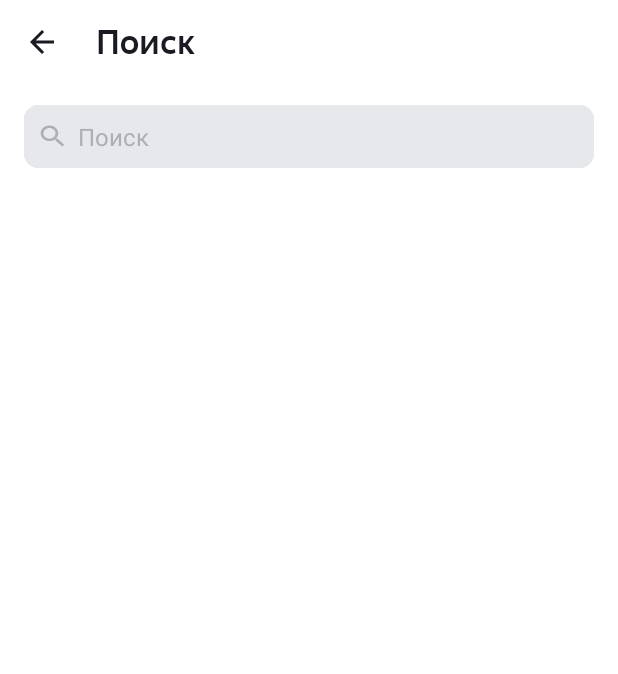
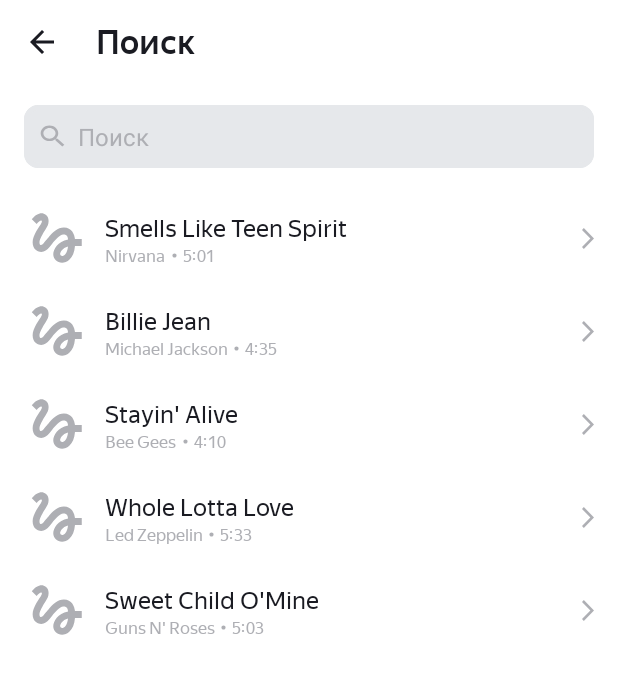
Before and after one commit to Ahilesov/PlaylistMaker, an Android app: the SearchActivity screen opened directly, with no data from a screen before it, on a phone screen of 412 x 824 dp. Shown: the top 674 px of the screen. Run offline under Robolectric (Android 15) with nearby library versions, the phone set to English and light mode, and no system bars; pictures from the network do not load; Roboto replaces fonts that are not available here.

Commit message:
Init Commit 1.1 9-sprint

```diff
--- a/app/build.gradle
+++ b/app/build.gradle
@@ -41,4 +41,7 @@ dependencies {
     testImplementation 'junit:junit:4.13.2'
     androidTestImplementation 'androidx.test.ext:junit:1.1.3'
     androidTestImplementation 'androidx.test.espresso:espresso-core:3.4.0'
+    implementation 'com.google.android.material:material:1.6.1'
+    implementation 'com.github.bumptech.glide:glide:4.14.2'
+    annotationProcessor 'com.github.bumptech.glide:compiler:4.14.2'
 }
--- a/app/src/main/AndroidManifest.xml
+++ b/app/src/main/AndroidManifest.xml
@@ -2,7 +2,7 @@
 <manifest xmlns:android="http://schemas.android.com/apk/res/android"
     xmlns:tools="http://schemas.android.com/tools">
 
-
+    <uses-permission android:name="android.permission.INTERNET" />
 
     <application
         android:allowBackup="true"
--- a/app/src/main/java/com/practicum/playlistmaker/SearchActivity.kt
+++ b/app/src/main/java/com/practicum/playlistmaker/SearchActivity.kt
@@ -9,6 +9,7 @@ import android.view.View
 import android.widget.EditText
 import android.widget.ImageView
 import android.view.inputmethod.InputMethodManager
+import androidx.recyclerview.widget.RecyclerView
 
 class SearchActivity : AppCompatActivity() {
 
@@ -32,7 +33,8 @@ class SearchActivity : AppCompatActivity() {
 
         clearButton.setOnClickListener {
             inputEditText.setText("")
-            val inputMethodManager = getSystemService(Context.INPUT_METHOD_SERVICE) as? InputMethodManager
+            val inputMethodManager =
+                getSystemService(Context.INPUT_METHOD_SERVICE) as? InputMethodManager // прячем клавиатуру с нажатием на крестик
             inputMethodManager?.hideSoftInputFromWindow(inputEditText.windowToken, 0)
         }
 
@@ -51,6 +53,48 @@ class SearchActivity : AppCompatActivity() {
         }
 
         inputEditText.addTextChangedListener(simpleTextWatcher)
+
+        val trackAdapter = TrackAdapter(
+            listOf(
+                Track(
+                    "Smells Like Teen Spirit",
+                    "Nirvana",
+                    "5:01",
+                    "https://is5-ssl.mzstatic.com/image/thumb/Music115/v4/7b/58/c2/7b58c21a-2b51-2bb2-e59a-9bb9b96ad8c3/00602567924166.rgb.jpg/100x100bb.jpg"
+                ),
+
+                Track(
+                    "Billie Jean",
+                    "Michael Jackson",
+                    "4:35",
+                    "https://is5-ssl.mzstatic.com/image/thumb/Music125/v4/3d/9d/38/3d9d3811-71f0-3a0e-1ada-3004e56ff852/827969428726.jpg/100x100bb.jpg"
+                ),
+
+                Track(
+                    "Stayin' Alive",
+                    "Bee Gees",
+                    "4:10",
+                    "https://is4-ssl.mzstatic.com/image/thumb/Music115/v4/1f/80/1f/1f801fc1-8c0f-ea3e-d3e5-387c6619619e/16UMGIM86640.rgb.jpg/100x100bb.jpg"
+                ),
+
+                Track(
+                    "Whole Lotta Love",
+                    "Led Zeppelin",
+                    "5:33",
+                    "https://is2-ssl.mzstatic.com/image/thumb/Music62/v4/7e/17/e3/7e17e33f-2efa-2a36-e916-7f808576cf6b/mzm.fyigqcbs.jpg/100x100bb.jpg"
+                ),
+
+                Track(
+                    "Sweet Child O'Mine",
+                    "Guns N' Roses",
+                    "5:03",
+                    "https://is5-ssl.mzstatic.com/image/thumb/Music125/v4/a0/4d/c4/a04dc484-03cc-02aa-fa82-5334fcb4bc16/18UMGIM24878.rgb.jpg/100x100bb.jpg"
+                )
+            )
+        )
+
+        val rvTrack = findViewById<RecyclerView>(R.id.rvTrack)
+        rvTrack.adapter = trackAdapter
     }
 
     override fun onSaveInstanceState(outState: Bundle) { // сохраняем данные
--- /dev/null
+++ b/app/src/main/java/com/practicum/playlistmaker/Track.kt
@@ -0,0 +1,8 @@
+package com.practicum.playlistmaker
+
+data class Track(
+    val trackName: String,
+    val artistName: String,
+    val trackTime: String,
+    val artworkUrl100: String,
+    )
--- /dev/null
+++ b/app/src/main/java/com/practicum/playlistmaker/TrackAdapter.kt
@@ -0,0 +1,20 @@
+package com.practicum.playlistmaker
+
+import android.view.LayoutInflater
+import android.view.ViewGroup
+import androidx.recyclerview.widget.RecyclerView
+
+class TrackAdapter(private val listTrack: List<Track>): RecyclerView.Adapter<TrackViewHolder>() {
+    override fun onCreateViewHolder(parent: ViewGroup, viewType: Int): TrackViewHolder {
+        val view = LayoutInflater.from(parent.context).inflate(R.layout.track_item, parent, false)
+        return TrackViewHolder(view)
+    }
+
+    override fun getItemCount(): Int {
+        return listTrack.size
+    }
+
+    override fun onBindViewHolder(holder: TrackViewHolder, position: Int) {
+        holder.bind(listTrack[position])
+    }
+}
--- /dev/null
+++ b/app/src/main/java/com/practicum/playlistmaker/TrackViewHolder.kt
@@ -0,0 +1,29 @@
+package com.practicum.playlistmaker
+
+
+import android.view.View
+import android.widget.ImageView
+import android.widget.TextView
+import androidx.recyclerview.widget.RecyclerView
+import com.bumptech.glide.Glide
+import com.bumptech.glide.load.resource.bitmap.RoundedCorners
+
+class TrackViewHolder(itemView: View): RecyclerView.ViewHolder(itemView) {
+    private val trackName: TextView = itemView.findViewById(R.id.tvName_track)
+    private val artistName: TextView = itemView.findViewById(R.id.tvName_artist)
+    private val trackTime: TextView = itemView.findViewById(R.id.tvTime_track)
+    private val pictureArtist: ImageView = itemView.findViewById(R.id.ivPicture_artist)
+
+    fun bind(item: Track) {
+        trackName.text = item.trackName
+        artistName.text = item.artistName
+        trackTime.text = item.trackTime
+        Glide.with(itemView)
+            .load(item.artworkUrl100)
+            .placeholder(R.drawable.plug)
+            .centerCrop()
+            .transform(RoundedCorners(itemView.resources.getDimensionPixelSize(R.dimen.frame_2dp)))
+            .into(pictureArtist)
+    }
+
+}
--- /dev/null
+++ b/app/src/main/res/drawable/baseline_circle_24.xml
@@ -0,0 +1,5 @@
+<vector android:height="3dp" android:tint="#000000"
+    android:viewportHeight="24" android:viewportWidth="24"
+    android:width="3dp" xmlns:android="http://schemas.android.com/apk/res/android">
+    <path android:fillColor="@android:color/white" android:pathData="M12,2C6.47,2 2,6.47 2,12s4.47,10 10,10 10,-4.47 10,-10S17.53,2 12,2z"/>
+</vector>
--- /dev/null
+++ b/app/src/main/res/drawable/plug.xml
@@ -0,0 +1,13 @@
+<vector xmlns:android="http://schemas.android.com/apk/res/android"
+    android:width="45dp"
+    android:height="45dp"
+    android:viewportWidth="45"
+    android:viewportHeight="45">
+  <group>
+    <clip-path
+        android:pathData="M0,0h45v45h-45z"/>
+    <path
+        android:pathData="M8.606,12.919C9.919,11.587 11.231,10.387 11.813,10.631C12.75,11.006 11.813,12.563 11.25,13.481C10.781,14.269 5.888,20.775 5.888,25.313C5.888,27.712 6.788,29.7 8.4,30.9C9.806,31.95 11.663,32.269 13.35,31.763C15.356,31.181 17.006,29.138 19.087,26.569C21.356,23.775 24.394,20.119 26.737,20.119C29.794,20.119 29.831,22.013 30.038,23.475C22.95,24.675 19.95,30.356 19.95,33.544C19.95,36.731 22.65,39.338 25.969,39.338C29.025,39.338 34.013,36.844 34.763,27.9H39.375V23.212H34.744C34.463,20.119 32.7,15.337 27.188,15.337C22.969,15.337 19.35,18.919 17.925,20.663C16.837,22.031 14.063,25.313 13.631,25.763C13.163,26.325 12.356,27.337 11.55,27.337C10.706,27.337 10.2,25.781 10.875,23.737C11.531,21.694 13.5,18.375 14.344,17.138C15.806,15 16.781,13.538 16.781,10.988C16.781,6.919 13.706,5.625 12.075,5.625C9.6,5.625 7.444,7.5 6.975,7.969C6.3,8.644 5.738,9.206 5.325,9.712L8.606,12.919ZM26.025,34.781C25.444,34.781 24.638,34.294 24.638,33.431C24.638,32.306 26.006,29.306 30.019,28.256C29.456,33.3 27.337,34.781 26.025,34.781Z"
+        android:fillColor="#AEAFB4"/>
+  </group>
+</vector>
--- a/app/src/main/res/layout/activity_media.xml
+++ b/app/src/main/res/layout/activity_media.xml
@@ -24,7 +24,7 @@
             android:fontFamily="@font/yandex_sans_text_medium"
             android:text="@string/button_media"
             android:textColor="@color/black_text"
-            android:textSize="@dimen/text_22" />
+            android:textSize="@dimen/text_22sp" />
 
     </LinearLayout>
 
--- a/app/src/main/res/layout/activity_search.xml
+++ b/app/src/main/res/layout/activity_search.xml
@@ -1,6 +1,7 @@
 <?xml version="1.0" encoding="utf-8"?>
 <LinearLayout xmlns:android="http://schemas.android.com/apk/res/android"
     xmlns:app="http://schemas.android.com/apk/res-auto"
+    xmlns:tools="http://schemas.android.com/tools"
     style="@style/LinearLayoutApp"
     android:background="?attr/colorPrimaryVariant">
 
@@ -43,7 +44,7 @@
             android:textColor="@color/black_text"
             android:textColorHint="?attr/colorSecondaryVariant"
             android:textCursorDrawable="@drawable/color_cursor"
-            android:textSize="@dimen/text_16" />
+            android:textSize="@dimen/text_16sp" />
 
         <ImageView
             android:id="@+id/clearIcon"
@@ -53,8 +54,24 @@
             android:layout_marginEnd="@dimen/frame_16dp"
             android:src="@android:drawable/ic_menu_close_clear_cancel"
             android:visibility="gone"
-            app:tint="@color/black_text"/>
+            app:tint="@color/black_text" />
 
+    </LinearLayout>
+
+    <LinearLayout
+        android:layout_width="match_parent"
+        android:layout_height="match_parent"
+        android:paddingTop="@dimen/text_16sp"
+        tools:context=".SearchActivity">
+
+        <androidx.recyclerview.widget.RecyclerView
+            android:id="@+id/rvTrack"
+            android:layout_width="match_parent"
+            android:layout_height="match_parent"
+            android:orientation="vertical"
+            app:layoutManager="androidx.recyclerview.widget.LinearLayoutManager"
+            tools:itemCount="15"
+            tools:listitem="@layout/track_item" />
 
     </LinearLayout>
 
--- /dev/null
+++ b/app/src/main/res/layout/track_item.xml
@@ -0,0 +1,70 @@
+<?xml version="1.0" encoding="utf-8"?>
+<androidx.cardview.widget.CardView xmlns:android="http://schemas.android.com/apk/res/android"
+    xmlns:app="http://schemas.android.com/apk/res-auto"
+    xmlns:tools="http://schemas.android.com/tools"
+    android:id="@+id/cdTrack"
+    android:layout_width="match_parent"
+    android:layout_height="@dimen/frame_62dp"
+    android:backgroundTint="?attr/colorPrimaryVariant"
+    app:cardElevation="@dimen/frame_0dp">
+
+    <ImageView
+        android:id="@+id/ivPicture_artist"
+        android:layout_width="@dimen/frame_44dp"
+        android:layout_height="@dimen/frame_44dp"
+        android:layout_gravity="center_vertical"
+        tools:src="@drawable/michaeljackaon" />
+
+    <TextView
+        android:id="@+id/tvName_track"
+        style="@style/TextNameTrack"
+        android:layout_width="wrap_content"
+        android:layout_height="wrap_content"
+        android:layout_marginStart="@dimen/frame_54dp"
+        android:layout_marginTop="@dimen/frame_14dp"
+        android:layout_marginEnd="@dimen/frame_24dp"
+        tools:text="Название трека" />
+
+    <LinearLayout
+        android:layout_width="wrap_content"
+        android:layout_height="wrap_content"
+        android:layout_marginStart="@dimen/frame_54dp"
+        android:layout_marginTop="@dimen/frame_35dp"
+        android:layout_marginEnd="@dimen/frame_24dp"
+        android:orientation="horizontal">
+
+        <TextView
+            android:id="@+id/tvName_artist"
+            style="@style/TextNameArtistAndTime"
+            android:layout_width="0dp"
+            android:layout_height="wrap_content"
+            android:layout_weight="1"
+            tools:text="Название артиста" />
+
+        <ImageView
+            android:layout_width="wrap_content"
+            android:layout_height="wrap_content"
+            android:layout_gravity="center_vertical"
+            android:paddingHorizontal="@dimen/frame_4dp"
+            android:src="@drawable/baseline_circle_24"
+            app:tint="?attr/colorOnPrimary" />
+
+        <TextView
+            android:id="@+id/tvTime_track"
+            style="@style/TextNameArtistAndTime"
+            android:layout_width="wrap_content"
+            android:layout_height="wrap_content"
+            tools:text="4:01" />
+
+    </LinearLayout>
+
+    <ImageView
+        android:id="@+id/ivIcon"
+        android:layout_width="wrap_content"
+        android:layout_height="wrap_content"
+        android:layout_gravity="center_vertical|end"
+        android:src="@drawable/agreement"
+        app:tint="?attr/colorOnPrimary" />
+
+
+</androidx.cardview.widget.CardView>
--- a/app/src/main/res/values/dimens.xml
+++ b/app/src/main/res/values/dimens.xml
@@ -1,19 +1,30 @@
 <?xml version="1.0" encoding="utf-8"?>
 <resources>
+    <dimen name="frame_0dp">0dp</dimen>
+    <dimen name="frame_2dp">2dp</dimen>
+    <dimen name="frame_4dp">4dp</dimen>
+    <dimen name="frame_6dp">6dp</dimen>
+    <dimen name="frame_8dp">8dp</dimen>
+    <dimen name="frame_10dp">10dp</dimen>
+    <dimen name="frame_12dp">12dp</dimen>
     <dimen name="frame_14dp">14dp</dimen>
+    <dimen name="frame_16dp">16dp</dimen>
+    <dimen name="frame_18dp">18dp</dimen>
+    <dimen name="frame_20dp">20dp</dimen>
+    <dimen name="frame_24dp">24dp</dimen>
     <dimen name="frame_28dp">28dp</dimen>
-    <dimen name="frame_20dp">20dp</dimen>
-    <dimen name="frame_16dp">16dp</dimen>
-    <dimen name="frame_8dp">8dp</dimen>
+    <dimen name="frame_34dp">34dp</dimen>
+    <dimen name="frame_35dp">35dp</dimen>
     <dimen name="frame_36dp">36dp</dimen>
+    <dimen name="frame_40dp">40dp</dimen>
+    <dimen name="frame_44dp">44dp</dimen>
+    <dimen name="frame_54dp">54dp</dimen>
     <dimen name="frame_62dp">62dp</dimen>
-    <dimen name="frame_10dp">10dp</dimen>
-    <dimen name="frame_0dp">0dp</dimen>
-    <dimen name="frame_40dp">40dp</dimen>
-    <dimen name="frame_4dp">4dp</dimen>
-    <dimen name="text_22">22sp</dimen>
-    <dimen name="text_16">16sp</dimen>
+    <dimen name="frame_66dp">66dp</dimen>
 
+    <dimen name="text_22sp">22sp</dimen>
+    <dimen name="text_16sp">16sp</dimen>
+    <dimen name="text_11sp">11sp</dimen>
 
 
 </resources>
--- a/app/src/main/res/values/styles.xml
+++ b/app/src/main/res/values/styles.xml
@@ -14,7 +14,7 @@
         <item name="android:layout_height">wrap_content</item>
         <item name="android:fontFamily">@font/yandex_sans_text_medium</item>
         <item name="android:textColor">@color/white</item>
-        <item name="android:textSize">@dimen/text_22</item>
+        <item name="android:textSize">@dimen/text_22sp</item>
     </style>
 
     <style name="TextScreenName">
@@ -22,7 +22,7 @@
         <item name="android:layout_height">wrap_content</item>
         <item name="android:fontFamily">@font/yandex_sans_text_medium</item>
         <item name="android:textColor">?attr/colorSecondary</item>
-        <item name="android:textSize">@dimen/text_22</item>
+        <item name="android:textSize">@dimen/text_22sp</item>
     </style>
 
     <style name="ButtonApp" parent="Widget.MaterialComponents.Button.UnelevatedButton">
@@ -35,7 +35,7 @@
         <item name="android:insetBottom">@dimen/frame_0dp</item>
         <item name="android:textAppearance">@style/TextAppearance.AppCompat.Body1</item>
         <item name="android:textColor">@color/black_text</item>
-        <item name="android:textSize">@dimen/text_22</item>
+        <item name="android:textSize">@dimen/text_22sp</item>
         <item name="cornerRadius">@dimen/frame_16dp</item>
         <item name="iconGravity">textStart</item>
         <item name="iconPadding">@dimen/frame_10dp</item>
@@ -77,7 +77,22 @@
         <item name="android:colorForeground">@color/grey_icons</item>
     </style>
 
+    <!--Styles track_item-->
+    <style name="TextNameTrack">
+        <item name="android:ellipsize">end</item>
+        <item name="android:maxLines">1</item>
+        <item name="android:textSize">@dimen/text_16sp</item>
+        <item name="android:fontFamily">@font/yandex_sans_text_regular</item>
+        <item name="android:textColor">?attr/colorSecondary</item>
+    </style>
 
+    <style name="TextNameArtistAndTime">
+        <item name="android:ellipsize">end</item>
+        <item name="android:maxLines">1</item>
+        <item name="android:textSize">@dimen/text_11sp</item>
+        <item name="android:fontFamily">@font/yandex_sans_text_regular</item>
+        <item name="android:textColor">?attr/colorOnPrimary</item>
+    </style>
 
 
 </resources>
```
Also changed, not shown: app/src/main/res/drawable/michaeljackaon.jpg (added).
